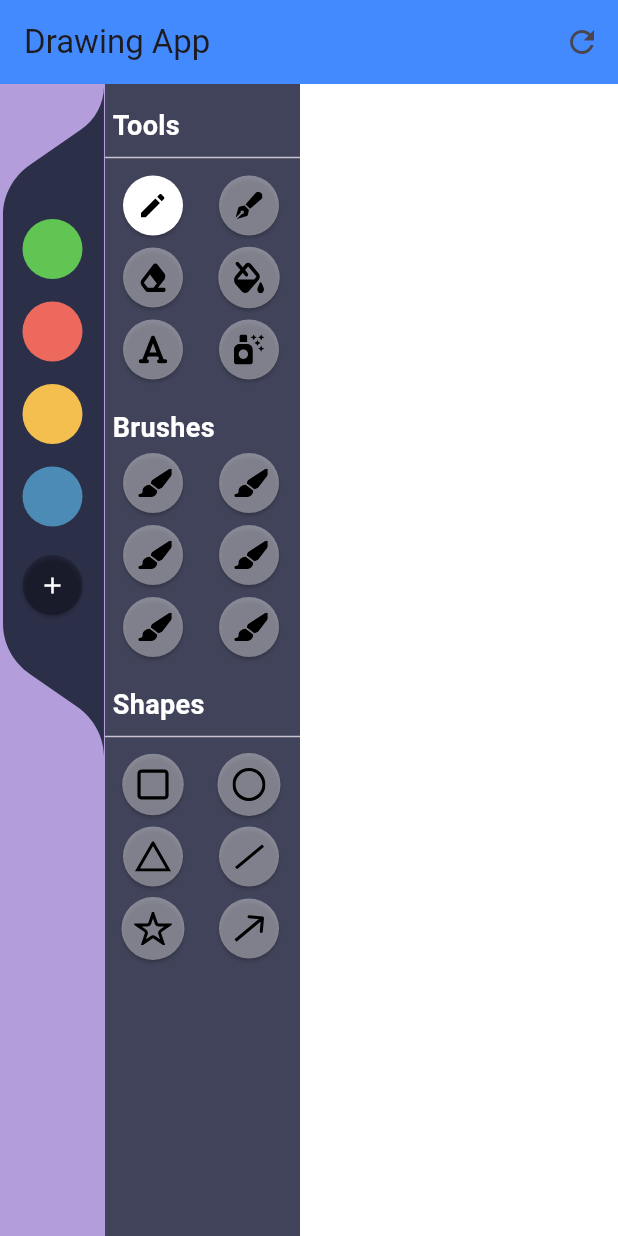
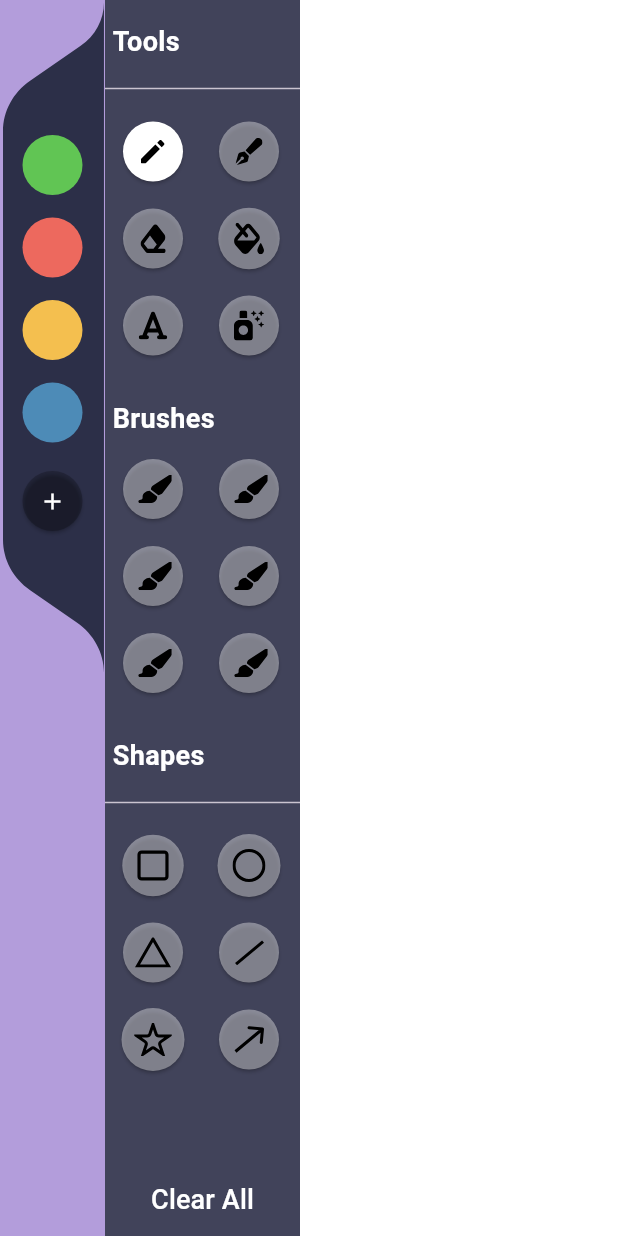
Before and after one commit to ParimSsme/painting_web, a Flutter app: the screen it shows after launch, on a phone screen of 412 x 824 dp. Run offline on Flutter 3.47's test engine with Material 3 defaults, Android fonts, the phone set to English and light mode, and no system bars; our stand-ins replace flutter_svg.

Commit message:
fix design problems

```diff
--- a/lib/main.dart
+++ b/lib/main.dart
@@ -99,7 +99,6 @@ class DrawingScreen extends StatefulWidget {
 }
 
 class _DrawingScreenState extends State<DrawingScreen> {
-
   final titleStyle = TextStyle(
     color: Colors.white,
     fontSize: 18,
@@ -374,21 +373,6 @@ class _DrawingScreenState extends State<DrawingScreen> {
   Widget build(BuildContext context) {
     return Scaffold(
       backgroundColor: backgroundColor,
-      appBar: AppBar(
-        title: const Text('Drawing App'),
-        backgroundColor: Colors.blueAccent,
-        actions: [
-          IconButton(
-            icon: const Icon(Icons.refresh),
-            onPressed: () {
-              setState(() {
-                elements.clear();
-                backgroundColor = Colors.white;
-              });
-            },
-          ),
-        ],
-      ),
       body: Row(
         children: [
           SizedBox(
@@ -458,10 +442,14 @@ class _DrawingScreenState extends State<DrawingScreen> {
                     decoration: BoxDecoration(color: Color(0xe62c2f48)),
                     child: Column(
                       crossAxisAlignment: CrossAxisAlignment.start,
+                      spacing: 10,
                       children: [
                         Padding(
                           padding: const EdgeInsets.only(top: 15, left: 5),
-                          child: Text('Tools', style: titleStyle,),
+                          child: Text(
+                            'Tools',
+                            style: titleStyle,
+                          ),
                         ),
                         Divider(),
                         Row(
@@ -484,7 +472,10 @@ class _DrawingScreenState extends State<DrawingScreen> {
                         ),
                         Padding(
                           padding: const EdgeInsets.only(top: 15, left: 5),
-                          child: Text('Brushes', style: titleStyle,),
+                          child: Text(
+                            'Brushes',
+                            style: titleStyle,
+                          ),
                         ),
                         Row(
                           children: [
@@ -506,7 +497,10 @@ class _DrawingScreenState extends State<DrawingScreen> {
                         ),
                         Padding(
                           padding: const EdgeInsets.only(top: 15, left: 5),
-                          child: Text('Shapes', style: titleStyle,),
+                          child: Text(
+                            'Shapes',
+                            style: titleStyle,
+                          ),
                         ),
                         Divider(),
                         Row(
@@ -526,6 +520,25 @@ class _DrawingScreenState extends State<DrawingScreen> {
                             _buildToolButton(Tool.star, 'star'),
                             _buildToolButton(Tool.arrow, 'arrow'),
                           ],
+                        ),
+                        Spacer(),
+                        Align(
+                          alignment: Alignment.center,
+                          child: TextButton(
+                            child: const Text(
+                              'Clear All',
+                              style: TextStyle(
+                                color: Colors.white,
+                                fontSize: 18
+                              ),
+                            ),
+                            onPressed: () {
+                              setState(() {
+                                elements.clear();
+                                backgroundColor = Colors.white;
+                              });
+                            },
+                          ),
                         ),
                       ],
                     ),
```
